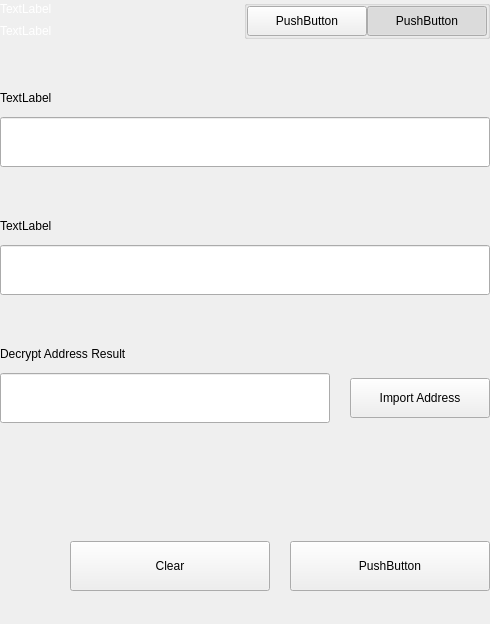
The window that src/qt/settings/forms/settingsbittoolwidget.ui (eons-finance/ALQO) describes before a commit, drawn with Qt 5.
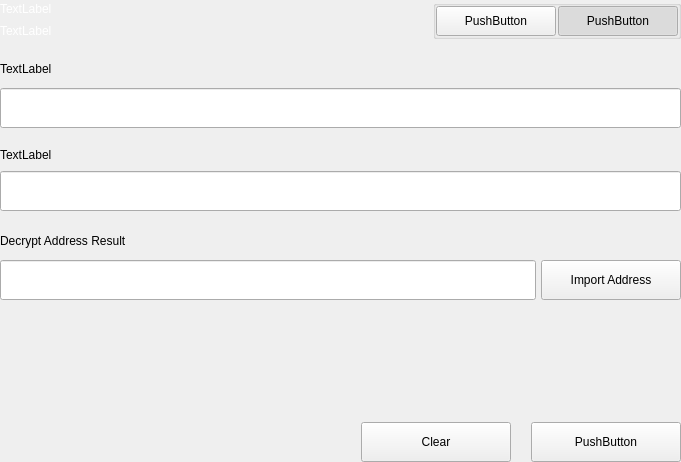
The same window after the commit. The open tabs and pages were chosen to show the change. Custom widgets are drawn as their Qt base class.

The edit to the form file:
```diff
--- a/src/qt/settings/forms/settingsbittoolwidget.ui
+++ b/src/qt/settings/forms/settingsbittoolwidget.ui
@@ -6,8 +6,8 @@
    <rect>
     <x>0</x>
     <y>0</y>
-    <width>490</width>
-    <height>624</height>
+    <width>681</width>
+    <height>462</height>
    </rect>
   </property>
   <property name="windowTitle">
@@ -94,7 +94,7 @@
             </property>
             <layout class="QHBoxLayout" name="horizontalLayout_4">
              <property name="spacing">
-              <number>0</number>
+              <number>2</number>
              </property>
              <property name="leftMargin">
               <number>0</number>
@@ -180,9 +180,9 @@
          </layout>
         </item>
         <item>
-         <widget class="QStackedWidget" name="stackedWidget">
+         <widget class="QSlideStackedWidget" name="stackedWidget">
           <property name="currentIndex">
-           <number>1</number>
+           <number>0</number>
           </property>
           <widget class="QWidget" name="pageDecrypt">
            <layout class="QVBoxLayout" name="verticalLayout_5">
@@ -242,11 +242,6 @@
                 </spacer>
                </item>
                <item>
-                <layout class="QHBoxLayout" name="horizontalLayout_6" stretch="2">
-                 <property name="spacing">
-                  <number>0</number>
-                 </property>
-                 <item>
                   <layout class="QVBoxLayout" name="verticalLayout_7">
                    <property name="spacing">
                     <number>9</number>
@@ -275,18 +270,16 @@
                      <property name="minimumSize">
                       <size>
                        <width>0</width>
-                       <height>50</height>
+                     <height>40</height>
                       </size>
                      </property>
                      <property name="maximumSize">
                       <size>
                        <width>16777215</width>
-                       <height>50</height>
+                     <height>40</height>
                       </size>
                      </property>
                     </widget>
-                   </item>
-                  </layout>
                  </item>
                 </layout>
                </item>
@@ -329,13 +322,13 @@
                    <property name="minimumSize">
                     <size>
                      <width>0</width>
-                     <height>50</height>
+                     <height>40</height>
                     </size>
                    </property>
                    <property name="maximumSize">
                     <size>
                      <width>16777215</width>
-                     <height>50</height>
+                     <height>40</height>
                     </size>
                    </property>
                   </widget>
@@ -403,9 +396,9 @@
                   </item>
                   <item>
                    <widget class="QWidget" name="widget_4" native="true">
-                    <layout class="QHBoxLayout" name="horizontalLayout" stretch="6,0,1">
+                    <layout class="QHBoxLayout" name="horizontalLayout" stretch="0,1">
                      <property name="spacing">
-                      <number>0</number>
+                      <number>5</number>
                      </property>
                      <property name="leftMargin">
                       <number>0</number>
@@ -419,40 +412,30 @@
                      <property name="bottomMargin">
                       <number>0</number>
                      </property>
-                     <item alignment="Qt::AlignVCenter">
+                     <item>
                       <widget class="QLineEdit" name="lineEditDecryptResult">
                        <property name="minimumSize">
                         <size>
                          <width>0</width>
-                         <height>50</height>
+                         <height>40</height>
                         </size>
                        </property>
                        <property name="maximumSize">
                         <size>
                          <width>16777215</width>
-                         <height>50</height>
+                         <height>40</height>
                         </size>
                        </property>
                       </widget>
                      </item>
-                     <item>
-                      <spacer name="horizontalSpacer_4">
-                       <property name="orientation">
-                        <enum>Qt::Horizontal</enum>
-                       </property>
-                       <property name="sizeType">
-                        <enum>QSizePolicy::Fixed</enum>
-                       </property>
-                       <property name="sizeHint" stdset="0">
-                        <size>
-                         <width>20</width>
-                         <height>50</height>
-                        </size>
-                       </property>
-                      </spacer>
-                     </item>
                      <item>
                       <widget class="QPushButton" name="pushButtonImport">
+                       <property name="sizePolicy">
+                        <sizepolicy hsizetype="Fixed" vsizetype="Fixed">
+                         <horstretch>0</horstretch>
+                         <verstretch>0</verstretch>
+                        </sizepolicy>
+                       </property>
                        <property name="minimumSize">
                         <size>
                          <width>140</width>
@@ -489,7 +472,7 @@
                   <enum>Qt::Vertical</enum>
                  </property>
                  <property name="sizeType">
-                  <enum>QSizePolicy::Preferred</enum>
+                  <enum>QSizePolicy::Expanding</enum>
                  </property>
                  <property name="sizeHint" stdset="0">
                   <size>
@@ -524,14 +507,14 @@
                   <widget class="QPushButton" name="pushButtonDecryptClear">
                    <property name="minimumSize">
                     <size>
-                     <width>200</width>
-                     <height>50</height>
+                     <width>150</width>
+                     <height>40</height>
                     </size>
                    </property>
                    <property name="maximumSize">
                     <size>
-                     <width>200</width>
-                     <height>50</height>
+                     <width>150</width>
+                     <height>40</height>
                     </size>
                    </property>
                    <property name="text">
@@ -559,14 +542,14 @@
                   <widget class="QPushButton" name="pushButtonDecrypt">
                    <property name="minimumSize">
                     <size>
-                     <width>200</width>
-                     <height>50</height>
+                     <width>150</width>
+                     <height>40</height>
                     </size>
                    </property>
                    <property name="maximumSize">
                     <size>
-                     <width>200</width>
-                     <height>50</height>
+                     <width>150</width>
+                     <height>40</height>
                     </size>
                    </property>
                    <property name="text">
@@ -659,13 +642,13 @@
                  <property name="minimumSize">
                   <size>
                    <width>0</width>
-                   <height>50</height>
+                   <height>40</height>
                   </size>
                  </property>
                  <property name="maximumSize">
                   <size>
                    <width>16777215</width>
-                   <height>50</height>
+                   <height>40</height>
                   </size>
                  </property>
                 </widget>
@@ -739,13 +722,13 @@
                    <property name="minimumSize">
                     <size>
                      <width>0</width>
-                     <height>50</height>
+                     <height>40</height>
                     </size>
                    </property>
                    <property name="maximumSize">
                     <size>
                      <width>16777215</width>
-                     <height>50</height>
+                     <height>40</height>
                     </size>
                    </property>
                   </widget>
@@ -825,13 +808,13 @@
                  <property name="minimumSize">
                   <size>
                    <width>0</width>
-                   <height>50</height>
+                   <height>40</height>
                   </size>
                  </property>
                  <property name="maximumSize">
                   <size>
                    <width>16777215</width>
-                   <height>50</height>
+                   <height>40</height>
                   </size>
                  </property>
                 </widget>
@@ -855,7 +838,7 @@
                <enum>Qt::Vertical</enum>
               </property>
               <property name="sizeType">
-               <enum>QSizePolicy::Fixed</enum>
+               <enum>QSizePolicy::Expanding</enum>
               </property>
               <property name="sizeHint" stdset="0">
                <size>
@@ -890,8 +873,8 @@
                <widget class="QPushButton" name="pushButtonClear">
                 <property name="minimumSize">
                  <size>
-                  <width>200</width>
-                  <height>50</height>
+                  <width>150</width>
+                  <height>40</height>
                  </size>
                 </property>
                 <property name="text">
@@ -919,14 +902,14 @@
                <widget class="QPushButton" name="pushButtonEncrypt">
                 <property name="minimumSize">
                  <size>
-                  <width>200</width>
-                  <height>50</height>
+                  <width>150</width>
+                  <height>40</height>
                  </size>
                 </property>
                 <property name="maximumSize">
                  <size>
-                  <width>200</width>
-                  <height>50</height>
+                  <width>150</width>
+                  <height>40</height>
                  </size>
                 </property>
                 <property name="text">
@@ -947,6 +930,14 @@
    </item>
   </layout>
  </widget>
+ <customwidgets>
+  <customwidget>
+   <class>QSlideStackedWidget</class>
+   <extends>QStackedWidget</extends>
+   <header>qt/qslidestakingwidget.h</header>
+   <container>1</container>
+  </customwidget>
+ </customwidgets>
  <resources/>
  <connections/>
 </ui>
```
Lines whose indentation alone changed are shown as unchanged.
